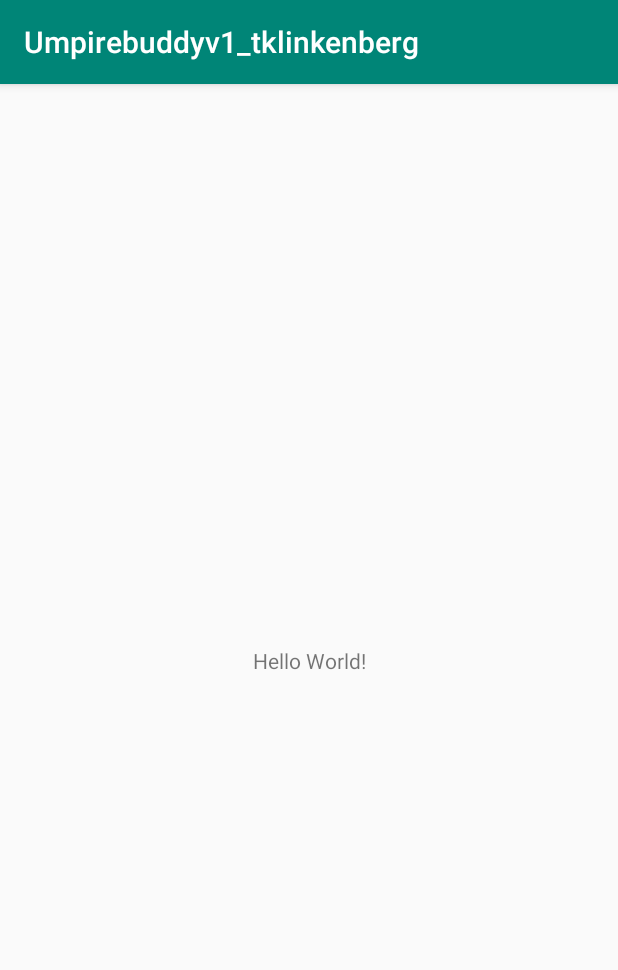
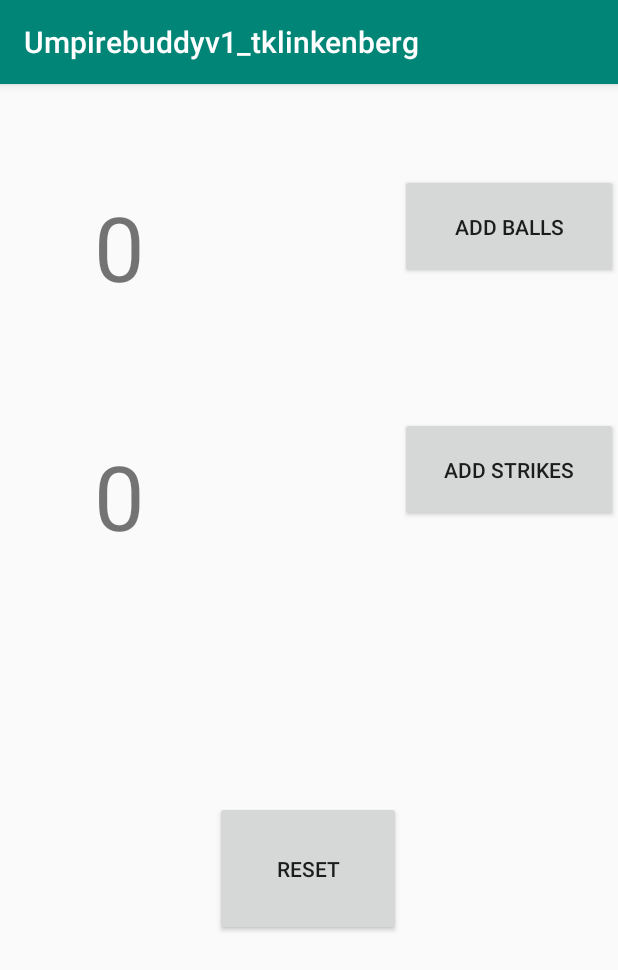
Before and after one commit to night2wolf/CS449, an Android app: the screen it shows after launch (MainActivity), on a phone screen of 412 x 824 dp. Shown: the top 970 px of the screen. Run offline under Robolectric (Android 15) with nearby library versions, the phone set to English and light mode, and no system bars.

Commit message:
UmpireBuddy V1
UmpireBuddy V1 commit to Master

```diff
--- a/UmpireBuddyV1/app/src/main/java/com/example/umpirebuddyv1_tklinkenberg/MainActivity.java
+++ b/UmpireBuddyV1/app/src/main/java/com/example/umpirebuddyv1_tklinkenberg/MainActivity.java
@@ -3,6 +3,11 @@ package com.example.umpirebuddyv1_tklinkenberg;
 import androidx.appcompat.app.AppCompatActivity;
 
 import android.os.Bundle;
+import android.view.View;
+import android.widget.Button;
+import android.widget.TextView;
+
+import org.w3c.dom.Text;
 
 public class MainActivity extends AppCompatActivity {
 
@@ -10,5 +15,54 @@ public class MainActivity extends AppCompatActivity {
     protected void onCreate(Bundle savedInstanceState) {
         super.onCreate(savedInstanceState);
         setContentView(R.layout.activity_main);
+        Button ResetBtn = (Button) findViewById(R.id.Resetbtn);
+        Button BallsBtn = (Button) findViewById(R.id.BallsBtn);
+        Button StrikesBtn = (Button) findViewById(R.id.StrikesBtn);
+        TextView BallsTextView = (TextView) findViewById(R.id.BallsTextView);
+        TextView StrikesTextView = (TextView) findViewById(R.id.StrikesTextView);
+        // Set Default Text to 0 on create
+        StrikesTextView.setText("0");
+        BallsTextView.setText("0");
+        ResetBtn.setOnClickListener(new View.OnClickListener() {
+            @Override
+            public void onClick(View v) {
+                TextView BallsTextView = (TextView) findViewById(R.id.BallsTextView);
+                TextView StrikesTextView = (TextView) findViewById(R.id.StrikesTextView);
+                // Reset Text to 0 on reset.
+                BallsTextView.setText("0");
+                StrikesTextView.setText("0");
+            }
+        });
+        BallsBtn.setOnClickListener(new View.OnClickListener() {
+            @Override
+            public void onClick(View v) {
+                TextView BallsTextView = (TextView) (findViewById(R.id.BallsTextView));
+                int BallCount = Integer.parseInt(BallsTextView.getText().toString());
+                // If we hit 4 Balls it should reset counter to 0 on next click.
+                if (BallCount < 4){
+                    BallCount ++;
+                    BallsTextView.setText(BallCount +"");
+                }
+                else{
+                    BallsTextView.setText("0");
+                }
+            }
+        });
+        StrikesBtn.setOnClickListener(new View.OnClickListener(){
+            @Override
+            public void onClick(View v) {
+                TextView StrikesTextView = (TextView) (findViewById(R.id.StrikesTextView));
+                int BallCount = Integer.parseInt(StrikesTextView.getText().toString());
+                // If we hit 3 Strikes it should reset counter to 0 on next click.
+                if (BallCount < 3){
+                    BallCount ++;
+                    StrikesTextView.setText(BallCount +"");
+                }
+                else{
+                    StrikesTextView.setText("0");
+                }
+
+            }
+        });
     }
 }
--- a/UmpireBuddyV1/app/src/main/res/layout/activity_main.xml
+++ b/UmpireBuddyV1/app/src/main/res/layout/activity_main.xml
@@ -7,12 +7,54 @@
     tools:context=".MainActivity">
 
     <TextView
-        android:layout_width="wrap_content"
-        android:layout_height="wrap_content"
-        android:text="Hello World!"
-        app:layout_constraintBottom_toBottomOf="parent"
-        app:layout_constraintLeft_toLeftOf="parent"
-        app:layout_constraintRight_toRightOf="parent"
+        android:id="@+id/BallsTextView"
+        android:layout_width="145dp"
+        android:layout_height="70dp"
+        android:layout_marginTop="68dp"
+        android:textSize="60sp"
+        app:layout_constraintEnd_toStartOf="@+id/BallsBtn"
+        app:layout_constraintHorizontal_bias="0.519"
+        app:layout_constraintStart_toStartOf="parent"
         app:layout_constraintTop_toTopOf="parent" />
 
+    <Button
+        android:id="@+id/BallsBtn"
+        android:layout_width="145dp"
+        android:layout_height="70dp"
+        android:layout_marginTop="60dp"
+        android:text="@string/BallBtn"
+        app:layout_constraintEnd_toEndOf="parent"
+        app:layout_constraintTop_toTopOf="parent" />
+
+    <Button
+        android:id="@+id/StrikesBtn"
+        android:layout_width="145dp"
+        android:layout_height="70dp"
+        android:layout_marginTop="92dp"
+        android:text="@string/StrikeBtn"
+        app:layout_constraintEnd_toEndOf="parent"
+        app:layout_constraintTop_toBottomOf="@+id/BallsBtn" />
+
+    <Button
+        android:id="@+id/Resetbtn"
+        android:layout_width="124dp"
+        android:layout_height="90dp"
+        android:layout_marginBottom="200dp"
+        android:text="@string/Reset"
+        app:layout_constraintBottom_toBottomOf="parent"
+        app:layout_constraintEnd_toEndOf="parent"
+        app:layout_constraintHorizontal_bias="0.498"
+        app:layout_constraintStart_toStartOf="parent" />
+
+    <TextView
+        android:id="@+id/StrikesTextView"
+        android:layout_width="145dp"
+        android:layout_height="70dp"
+        android:layout_marginTop="96dp"
+        android:textSize="60sp"
+        app:layout_constraintEnd_toStartOf="@+id/StrikesBtn"
+        app:layout_constraintHorizontal_bias="0.516"
+        app:layout_constraintStart_toStartOf="parent"
+        app:layout_constraintTop_toBottomOf="@+id/BallsTextView" />
+
 </androidx.constraintlayout.widget.ConstraintLayout>
--- a/UmpireBuddyV1/app/src/main/res/values/strings.xml
+++ b/UmpireBuddyV1/app/src/main/res/values/strings.xml
@@ -1,3 +1,6 @@
 <resources>
     <string name="app_name">Umpirebuddyv1_tklinkenberg</string>
+    <string name="Reset">Reset</string>
+    <string name="BallBtn">Add Balls</string>
+    <string name="StrikeBtn">Add Strikes</string>
 </resources>
```
Also changed, not shown: 2 other files.
